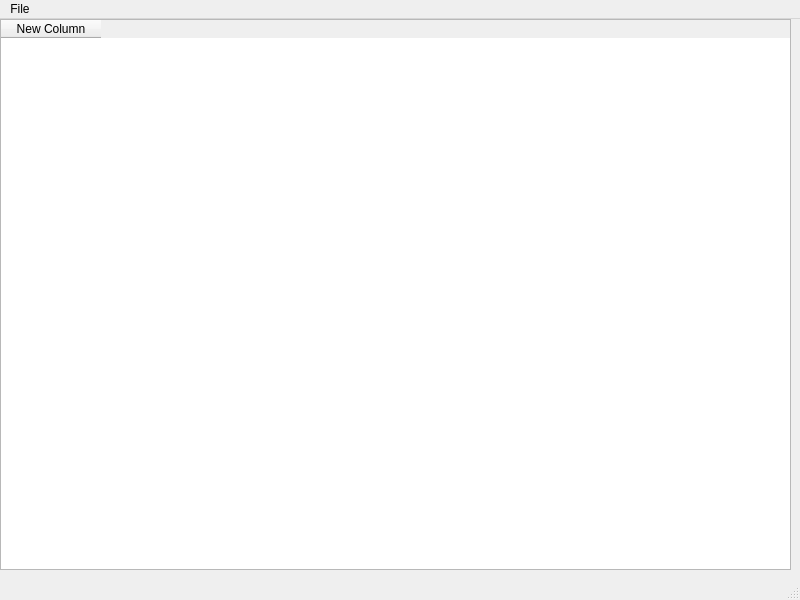
tenone11/Vender_System, file Main/Main.ui: the form before one commit.
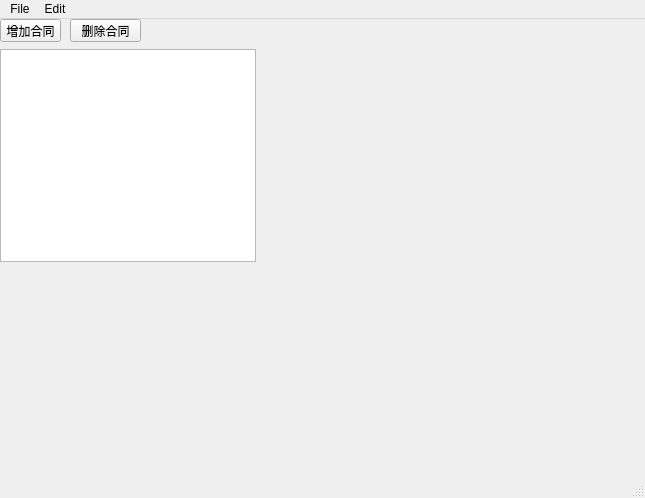
The form after the commit.

Commit message: Add new feature 1.Add separate line 2.Add menubar options 3.Add Insert_Contact base

Patch:
```diff
--- a/Main/Main.ui
+++ b/Main/Main.ui
@@ -6,28 +6,52 @@
    <rect>
     <x>0</x>
     <y>0</y>
-    <width>800</width>
-    <height>600</height>
+    <width>645</width>
+    <height>498</height>
    </rect>
   </property>
   <property name="windowTitle">
    <string>MainWindow</string>
   </property>
   <widget class="QWidget" name="centralwidget">
+   <widget class="QPushButton" name="pushButton">
+    <property name="geometry">
+     <rect>
+      <x>0</x>
+      <y>0</y>
+      <width>61</width>
+      <height>23</height>
+     </rect>
+    </property>
+    <property name="text">
+     <string>增加合同</string>
+    </property>
+   </widget>
+   <widget class="QPushButton" name="pushButton_2">
+    <property name="geometry">
+     <rect>
+      <x>70</x>
+      <y>0</y>
+      <width>71</width>
+      <height>23</height>
+     </rect>
+    </property>
+    <property name="text">
+     <string>删除合同</string>
+    </property>
+   </widget>
    <widget class="QTableWidget" name="tableWidget">
+    <property name="enabled">
+     <bool>true</bool>
+    </property>
     <property name="geometry">
      <rect>
       <x>0</x>
-      <y>0</y>
-      <width>791</width>
-      <height>551</height>
+      <y>30</y>
+      <width>256</width>
+      <height>213</height>
      </rect>
     </property>
-    <column>
-     <property name="text">
-      <string>New Column</string>
-     </property>
-    </column>
    </widget>
   </widget>
   <widget class="QMenuBar" name="menubar">
@@ -35,8 +59,8 @@
     <rect>
      <x>0</x>
      <y>0</y>
-     <width>800</width>
-     <height>21</height>
+     <width>645</width>
+     <height>22</height>
     </rect>
    </property>
    <widget class="QMenu" name="menuFile">
@@ -48,7 +72,17 @@
     <addaction name="actionSave"/>
     <addaction name="actionExit"/>
    </widget>
+   <widget class="QMenu" name="menuEdit">
+    <property name="title">
+     <string>Edit</string>
+    </property>
+    <addaction name="separator"/>
+    <addaction name="actionzengjia_waibaoshang"/>
+    <addaction name="actionzengjiabiaoge"/>
+    <addaction name="actionshanchu_hetong"/>
+   </widget>
    <addaction name="menuFile"/>
+   <addaction name="menuEdit"/>
   </widget>
   <widget class="QStatusBar" name="statusbar"/>
   <action name="actionOpen">
```
Left out of the diff: 15 changed lines with no effect on the pictures. The commit also changes 2 other files.
